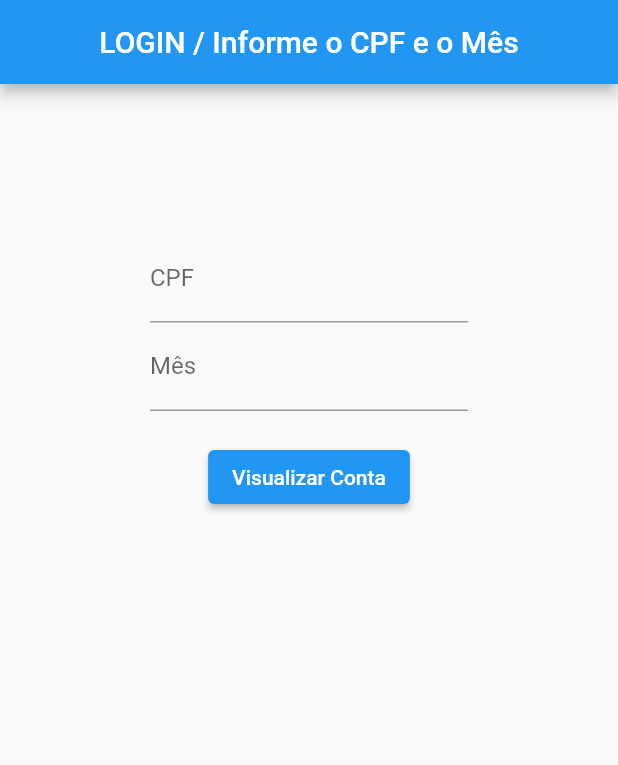
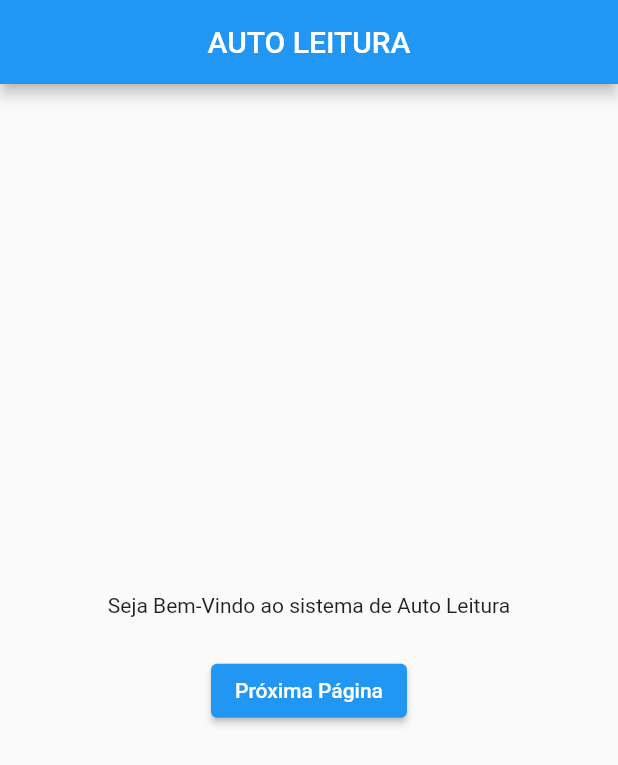
Before and after one commit to sidneyojr/AutoLeitura, a Flutter app: the screen it shows after launch, on a phone screen of 412 x 824 dp. Shown: the top 765 px of the screen. Run offline on Flutter 3.47's test engine with Material 2 defaults, Android fonts, the phone set to English and light mode, and no system bars.

Commit message:
Adicionado arquivo home.dart e colocado nome dos integrantes no ReadME

```diff
--- /dev/null
+++ b/lib/home.dart
@@ -0,0 +1,47 @@
+import 'package:autoleitura/login.dart';
+
+import 'package:flutter/material.dart';
+
+class Home extends StatelessWidget {
+  const Home({Key? key}) : super(key: key);
+
+  @override
+  Widget build(BuildContext context) {
+    return Scaffold(
+      appBar: AppBar(
+        centerTitle: true,
+        title: const Text('AUTO LEITURA'),
+      ),
+      body: Center(
+        child: Column(
+          mainAxisAlignment: MainAxisAlignment.center,
+          children: [
+            Text("Seja Bem-Vindo ao sistema de Auto Leitura"),
+            SizedBox(height: 25),
+            ElevatedButton(
+                onPressed: () {
+                  Navigator.push(context,
+                      MaterialPageRoute(builder: (context) => Login()));
+                },
+                child: const Text('Próxima Página')),
+            // Container(
+            //   color: Colors.lightBlueAccent,
+            //   width: 300,
+            //   height: 200,
+            // ),
+            // Container(
+            //   color: Colors.amber,
+            //   width: 300,
+            //   height: 200,
+            // ),
+            // Container(
+            //   color: Colors.blueGrey,
+            //   width: 300,
+            //   height: 200,
+            // ),
+          ],
+        ),
+      ),
+    );
+  }
+}
--- a/lib/main.dart
+++ b/lib/main.dart
@@ -1,6 +1,6 @@
 //visualizar conta
 import 'package:flutter/material.dart';
-import 'package:autoleitura/login.dart';
+import 'package:autoleitura/home.dart';
 
 // main
 void main() {
@@ -11,7 +11,7 @@ class MyApp extends StatelessWidget {
   @override
   Widget build(BuildContext context) {
     return MaterialApp(
-      home: Login(),
+      home: Home(),
     );
   }
 }
```
Also changed, not shown: 1 other file.
